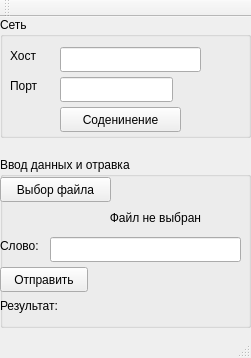
This is client/MainWindow.ui in netgeck/rubius_test as Qt 5 draws it before an edit. The edited form follows.
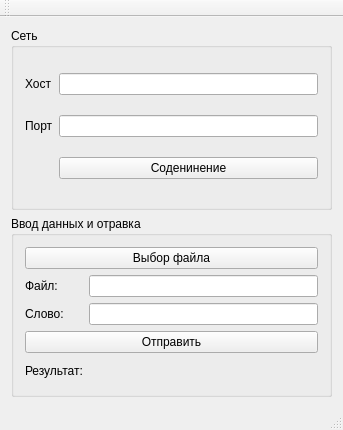
This is the edited form.

Commit message: client: выравнивание графических элементов

Patch:
```diff
--- a/client/MainWindow.ui
+++ b/client/MainWindow.ui
@@ -6,190 +6,116 @@
    <rect>
     <x>0</x>
     <y>0</y>
-    <width>251</width>
-    <height>358</height>
+    <width>343</width>
+    <height>430</height>
    </rect>
   </property>
   <property name="windowTitle">
    <string>Клиент</string>
   </property>
   <widget class="QWidget" name="centralWidget">
+   <layout class="QVBoxLayout" name="verticalLayout">
+    <item>
    <widget class="QGroupBox" name="groupBox_net">
-    <property name="geometry">
-     <rect>
-      <x>0</x>
-      <y>0</y>
-      <width>251</width>
-      <height>121</height>
-     </rect>
-    </property>
     <property name="title">
      <string>Сеть</string>
     </property>
+      <layout class="QGridLayout" name="gridLayout">
+       <item row="0" column="0">
     <widget class="QLabel" name="label_host">
-     <property name="geometry">
-      <rect>
-       <x>10</x>
-       <y>30</y>
-       <width>41</width>
-       <height>17</height>
-      </rect>
-     </property>
      <property name="text">
       <string>Хост</string>
      </property>
     </widget>
-    <widget class="QLineEdit" name="lineEdit_host">
-     <property name="geometry">
-      <rect>
-       <x>60</x>
-       <y>30</y>
-       <width>141</width>
-       <height>25</height>
-      </rect>
-     </property>
-    </widget>
+       </item>
+       <item row="0" column="1">
+        <widget class="QLineEdit" name="lineEdit_host"/>
+       </item>
+       <item row="1" column="0">
     <widget class="QLabel" name="label_port">
-     <property name="geometry">
-      <rect>
-       <x>10</x>
-       <y>60</y>
-       <width>41</width>
-       <height>17</height>
-      </rect>
-     </property>
      <property name="text">
       <string>Порт</string>
      </property>
     </widget>
-    <widget class="QLineEdit" name="lineEdit_port">
-     <property name="geometry">
-      <rect>
-       <x>60</x>
-       <y>60</y>
-       <width>113</width>
-       <height>25</height>
-      </rect>
-     </property>
-    </widget>
+       </item>
+       <item row="1" column="1">
+        <widget class="QLineEdit" name="lineEdit_port"/>
+       </item>
+       <item row="2" column="1">
     <widget class="QPushButton" name="pushButton_connect">
-     <property name="geometry">
-      <rect>
-       <x>60</x>
-       <y>90</y>
-       <width>121</width>
-       <height>25</height>
-      </rect>
-     </property>
      <property name="text">
       <string>Соденинение</string>
      </property>
     </widget>
-   </widget>
+       </item>
+      </layout>
+     </widget>
+    </item>
+    <item>
    <widget class="QGroupBox" name="groupBox_work">
-    <property name="geometry">
-     <rect>
-      <x>0</x>
-      <y>140</y>
-      <width>251</width>
-      <height>171</height>
-     </rect>
-    </property>
     <property name="title">
      <string>Ввод данных и отравка</string>
     </property>
-    <widget class="QPushButton" name="pushButton_fChoose">
-     <property name="geometry">
-      <rect>
-       <x>0</x>
-       <y>20</y>
-       <width>111</width>
-       <height>25</height>
-      </rect>
-     </property>
+      <layout class="QGridLayout" name="gridLayout_2">
+       <item row="1" column="0">
+        <widget class="QLabel" name="label">
      <property name="text">
-      <string>Выбор файла</string>
-     </property>
-    </widget>
-    <widget class="QLabel" name="label_file">
-     <property name="geometry">
-      <rect>
-       <x>0</x>
-       <y>50</y>
-       <width>241</width>
-       <height>21</height>
-      </rect>
-     </property>
+          <string>Файл:</string>
+         </property>
+        </widget>
+       </item>
+       <item row="1" column="1">
+        <widget class="QLineEdit" name="lineEdit_file">
      <property name="text">
-      <string>Файл не выбран            </string>
-     </property>
-     <property name="alignment">
-      <set>Qt::AlignRight|Qt::AlignTrailing|Qt::AlignVCenter</set>
-     </property>
-    </widget>
+          <string/>
+         </property>
+         <property name="readOnly">
+          <bool>true</bool>
+         </property>
+        </widget>
+       </item>
+       <item row="2" column="0">
     <widget class="QLabel" name="label_word">
-     <property name="geometry">
-      <rect>
-       <x>0</x>
-       <y>80</y>
-       <width>51</width>
-       <height>17</height>
-      </rect>
-     </property>
      <property name="text">
       <string>Слово:</string>
      </property>
     </widget>
-    <widget class="QLineEdit" name="lineEdit_word">
-     <property name="geometry">
-      <rect>
-       <x>50</x>
-       <y>80</y>
-       <width>191</width>
-       <height>25</height>
-      </rect>
-     </property>
-    </widget>
+       </item>
+       <item row="2" column="1">
+        <widget class="QLineEdit" name="lineEdit_word"/>
+       </item>
+       <item row="4" column="0">
+        <widget class="QLabel" name="label_res">
+         <property name="text">
+          <string>Результат:</string>
+         </property>
+        </widget>
+       </item>
+       <item row="0" column="0" colspan="2">
+        <widget class="QPushButton" name="pushButton_fChoose">
+         <property name="text">
+          <string>Выбор файла</string>
+         </property>
+        </widget>
+       </item>
+       <item row="3" column="0" colspan="2">
     <widget class="QPushButton" name="pushButton_send">
-     <property name="geometry">
-      <rect>
-       <x>0</x>
-       <y>110</y>
-       <width>88</width>
-       <height>25</height>
-      </rect>
-     </property>
      <property name="text">
       <string>Отправить</string>
      </property>
     </widget>
+       </item>
+       <item row="4" column="1">
     <widget class="QLabel" name="label_resOut">
-     <property name="geometry">
-      <rect>
-       <x>90</x>
-       <y>140</y>
-       <width>121</width>
-       <height>21</height>
-      </rect>
-     </property>
      <property name="text">
       <string/>
      </property>
     </widget>
-    <widget class="QLabel" name="label_res">
-     <property name="geometry">
-      <rect>
-       <x>0</x>
-       <y>140</y>
-       <width>81</width>
-       <height>17</height>
-      </rect>
-     </property>
-     <property name="text">
-      <string>Результат:</string>
-     </property>
-    </widget>
-   </widget>
+       </item>
+      </layout>
+     </widget>
+    </item>
+   </layout>
   </widget>
   <widget class="QMenuBar" name="menuBar">
    <property name="geometry">
```
Left out of the diff: 2 changed lines with no effect on the pictures. Lines whose indentation alone changed are shown as unchanged. The commit also changes 1 other file.
